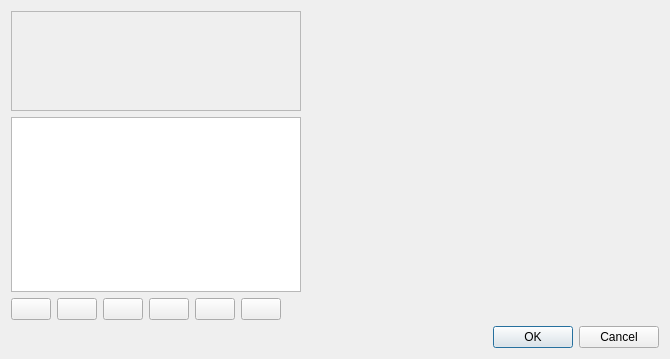
The window that SWGIS-DLLSrc/SWGIS-Gui/swgissymbolv2selectordialogbase.ui (LZS1991/SWGIS) describes before a commit, drawn with Qt 5.
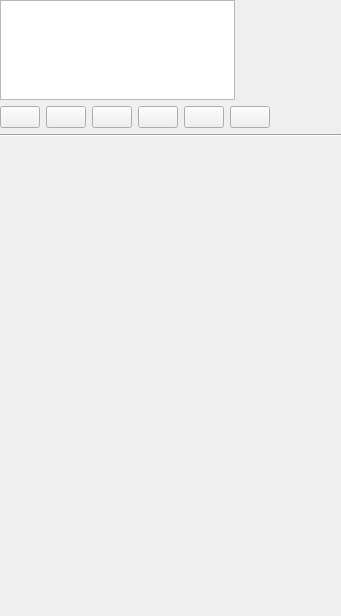
The same window after the commit.

Diff of the .ui file:
```diff
--- a/SWGIS-DLLSrc/SWGIS-Gui/swgissymbolv2selectordialogbase.ui
+++ b/SWGIS-DLLSrc/SWGIS-Gui/swgissymbolv2selectordialogbase.ui
@@ -1,63 +1,62 @@
 <?xml version="1.0" encoding="UTF-8"?>
 <ui version="4.0">
  <class>SymbolV2SelectorDialogBase</class>
- <widget class="QDialog" name="SymbolV2SelectorDialogBase">
+ <widget class="QWidget" name="SymbolV2SelectorDialogBase">
   <property name="geometry">
    <rect>
     <x>0</x>
     <y>0</y>
-    <width>670</width>
-    <height>359</height>
+    <width>341</width>
+    <height>616</height>
    </rect>
   </property>
   <property name="windowTitle">
    <string>Symbol selector</string>
   </property>
-  <layout class="QGridLayout" name="gridLayout">
-   <item row="0" column="0">
     <layout class="QVBoxLayout" name="verticalLayout">
+   <property name="leftMargin">
+    <number>0</number>
+   </property>
+   <property name="topMargin">
+    <number>0</number>
+   </property>
+   <property name="rightMargin">
+    <number>0</number>
+   </property>
+   <property name="bottomMargin">
+    <number>0</number>
+   </property>
      <item>
-      <widget class="QLabel" name="lblPreview">
-       <property name="sizePolicy">
-        <sizepolicy hsizetype="Expanding" vsizetype="Fixed">
-         <horstretch>0</horstretch>
-         <verstretch>0</verstretch>
-        </sizepolicy>
-       </property>
-       <property name="minimumSize">
-        <size>
-         <width>100</width>
-         <height>100</height>
-        </size>
-       </property>
+    <widget class="QScrollArea" name="scrollArea">
        <property name="frameShape">
-        <enum>QFrame::StyledPanel</enum>
-       </property>
-       <property name="frameShadow">
-        <enum>QFrame::Sunken</enum>
-       </property>
-       <property name="text">
-        <string/>
-       </property>
-       <property name="alignment">
-        <set>Qt::AlignCenter</set>
+      <enum>QFrame::NoFrame</enum>
+     </property>
+     <property name="widgetResizable">
+      <bool>true</bool>
+     </property>
+     <widget class="QWidget" name="scrollAreaWidgetContents">
+      <property name="geometry">
+       <rect>
+        <x>0</x>
+        <y>0</y>
+        <width>341</width>
+        <height>616</height>
+       </rect>
+      </property>
+      <layout class="QGridLayout" name="gridLayout">
+       <property name="leftMargin">
+        <number>0</number>
        </property>
-      </widget>
-     </item>
-     <item>
-      <widget class="QTreeView" name="layersTree">
-       <property name="sizePolicy">
-        <sizepolicy hsizetype="Expanding" vsizetype="Expanding">
-         <horstretch>0</horstretch>
-         <verstretch>0</verstretch>
-        </sizepolicy>
+       <property name="topMargin">
+        <number>0</number>
        </property>
-       <property name="editTriggers">
-        <set>QAbstractItemView::NoEditTriggers</set>
+       <property name="rightMargin">
+        <number>0</number>
        </property>
-      </widget>
-     </item>
-     <item>
+       <property name="bottomMargin">
+        <number>0</number>
+       </property>
+       <item row="1" column="0">
       <layout class="QHBoxLayout" name="pushBtnBox">
        <property name="spacing">
         <number>6</number>
@@ -161,19 +160,14 @@
        </item>
       </layout>
      </item>
-    </layout>
-   </item>
-   <item row="1" column="2">
-    <widget class="QDialogButtonBox" name="buttonBox">
+       <item row="2" column="0">
+        <widget class="Line" name="line">
      <property name="orientation">
       <enum>Qt::Horizontal</enum>
      </property>
-     <property name="standardButtons">
-      <set>QDialogButtonBox::Cancel|QDialogButtonBox::Ok</set>
-     </property>
-    </widget>
-   </item>
-   <item row="0" column="1" colspan="2">
+        </widget>
+       </item>
+       <item row="3" column="0">
     <widget class="QFrame" name="frame">
      <property name="sizePolicy">
       <sizepolicy hsizetype="Expanding" vsizetype="Preferred">
@@ -217,6 +211,63 @@
      </layout>
     </widget>
    </item>
+       <item row="0" column="0">
+        <layout class="QHBoxLayout" name="horizontalLayout">
+         <item>
+          <widget class="QTreeView" name="layersTree">
+           <property name="sizePolicy">
+            <sizepolicy hsizetype="Expanding" vsizetype="Fixed">
+             <horstretch>0</horstretch>
+             <verstretch>0</verstretch>
+            </sizepolicy>
+           </property>
+           <property name="maximumSize">
+            <size>
+             <width>16777215</width>
+             <height>100</height>
+            </size>
+           </property>
+           <property name="editTriggers">
+            <set>QAbstractItemView::NoEditTriggers</set>
+           </property>
+          </widget>
+         </item>
+         <item>
+          <widget class="QLabel" name="lblPreview">
+           <property name="sizePolicy">
+            <sizepolicy hsizetype="Expanding" vsizetype="Fixed">
+             <horstretch>0</horstretch>
+             <verstretch>0</verstretch>
+            </sizepolicy>
+           </property>
+           <property name="minimumSize">
+            <size>
+             <width>100</width>
+             <height>100</height>
+            </size>
+           </property>
+           <property name="frameShape">
+            <enum>QFrame::NoFrame</enum>
+           </property>
+           <property name="frameShadow">
+            <enum>QFrame::Sunken</enum>
+           </property>
+           <property name="text">
+            <string/>
+           </property>
+           <property name="alignment">
+            <set>Qt::AlignCenter</set>
+           </property>
+          </widget>
+         </item>
+        </layout>
+       </item>
+      </layout>
+      <zorder>frame</zorder>
+      <zorder>line</zorder>
+     </widget>
+    </widget>
+   </item>
   </layout>
  </widget>
  <resources/>
```
Left out of the diff: 37 changed lines with no effect on the pictures. Lines whose indentation alone changed are shown as unchanged.
